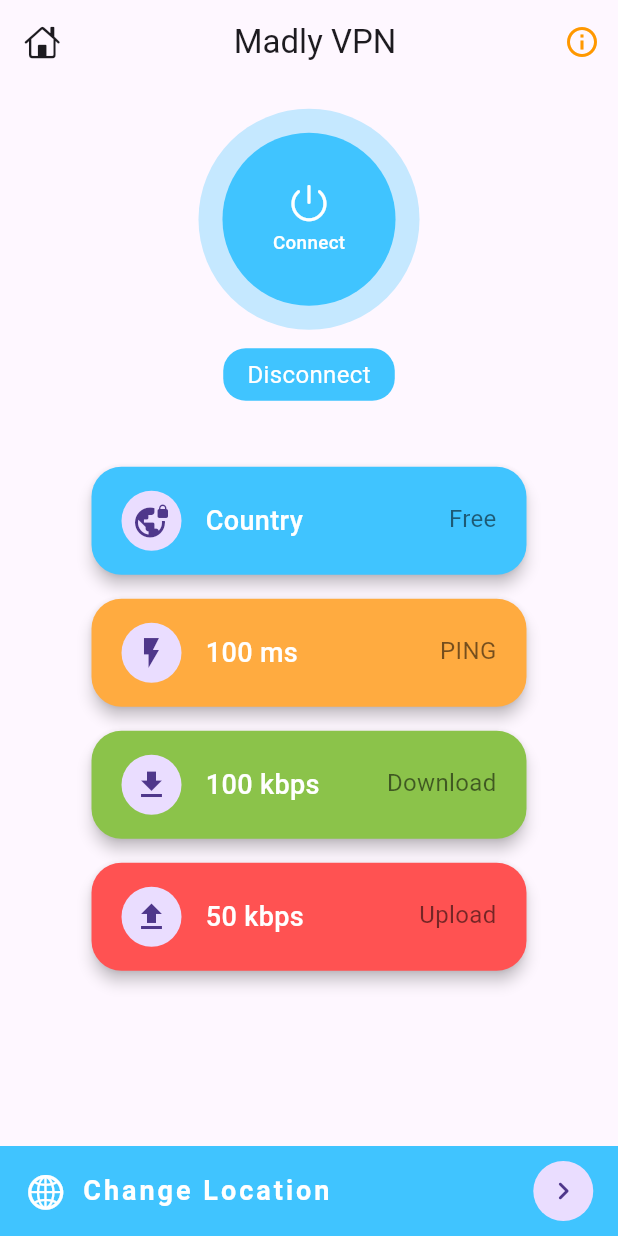
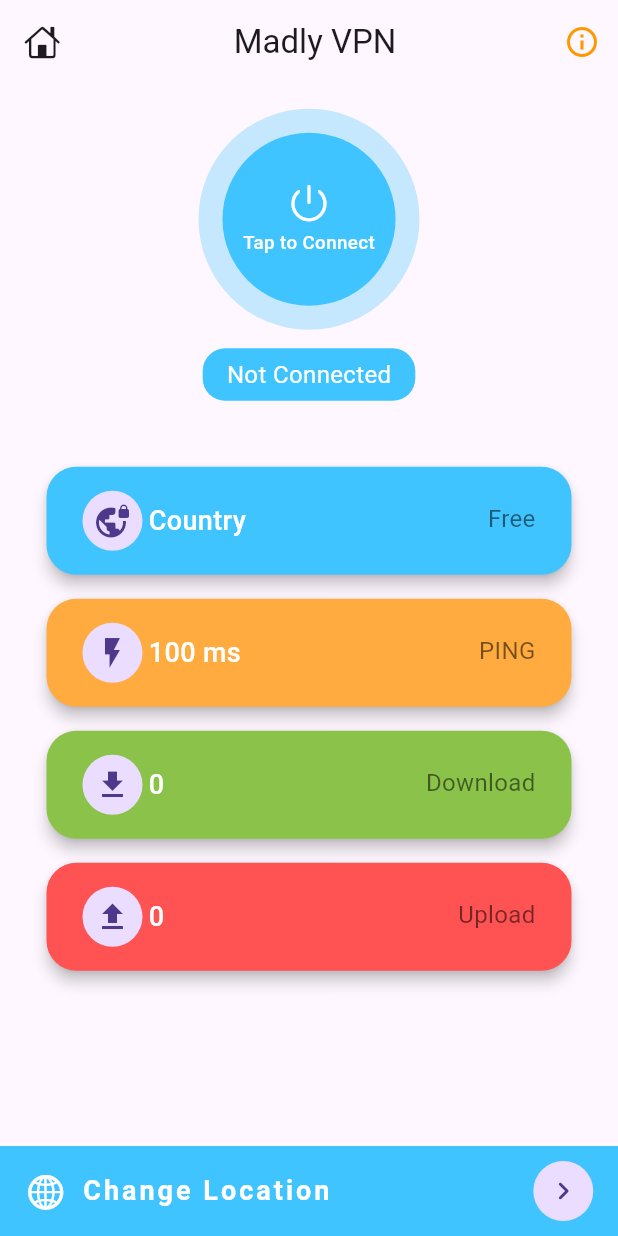
Before and after one commit to Athars904/vpn_project, a Flutter app: the screen it shows after launch, on a phone screen of 412 x 824 dp. Run offline on Flutter 3.47's test engine with Material 3 defaults, Android fonts, the phone set to English and light mode, and no system bars; our stand-ins replace csv, get, lottie; statements that could not run were skipped.

Commit message:
Made cards and added functionality of getting data such as Server speed, sessions etc from API.

```diff
--- /dev/null
+++ b/lib/controllers/home_controller.dart
@@ -0,0 +1,30 @@
+import 'package:get/get.dart';
+import 'package:vpn_basic_project/services/vpn_engine.dart';
+import 'package:flutter/material.dart';
+class HomeController extends GetxController{
+RxString vpnState = VpnEngine.vpnDisconnected.obs;
+Color get getButtonColor{
+  switch(vpnState.value)
+      {
+    case VpnEngine.vpnDisconnected:
+      return Colors.lightBlueAccent;
+    case VpnEngine.vpnConnected:
+      return Colors.lightGreen;
+    default:
+      return Colors.orangeAccent;
+  }
+}
+
+String get getButtonText{
+  switch(vpnState.value)
+      {
+    case VpnEngine.vpnDisconnected:
+      return 'Tap to Connect';
+    case VpnEngine.vpnConnected:
+      return 'Connected';
+    default:
+      return 'Connecting';
+  }
+}
+
+}
--- a/lib/screens/home_screen.dart
+++ b/lib/screens/home_screen.dart
@@ -4,6 +4,9 @@ import 'package:flutter/material.dart';
 import 'package:flutter/scheduler.dart';
 import 'package:flutter/services.dart' show rootBundle;
 import 'package:flutter/widgets.dart';
+import 'package:get/get.dart';
+import 'package:vpn_basic_project/controllers/home_controller.dart';
+import 'package:vpn_basic_project/screens/location_screen.dart';
 import 'package:vpn_basic_project/widgets/home_card.dart';
 import '../models/vpn_config.dart';
 import '../models/vpn_status.dart';
@@ -15,7 +18,7 @@ class HomeScreen extends StatefulWidget {
 }
 
 class _HomeScreenState extends State<HomeScreen> {
-  String _vpnState = VpnEngine.vpnDisconnected;
+  final _controller = HomeController();
   List<VpnConfig> _listVpn = [];
   VpnConfig? _selectedVpn;
   late Size mq;
@@ -26,10 +29,16 @@ class _HomeScreenState extends State<HomeScreen> {
 
     ///Add listener to update vpn state
     VpnEngine.vpnStageSnapshot().listen((event) {
-      setState(() => _vpnState = event);
+      _controller.vpnState.value = event;
     });
 
     initVpn();
+  }
+
+  @override
+  void dispose() {
+    _controller.dispose();
+    super.dispose();
   }
 
   void initVpn() async {
@@ -46,26 +55,8 @@ class _HomeScreenState extends State<HomeScreen> {
         username: 'vpn',
         password: 'vpn'));
 
-    _listVpn.add(VpnConfig(
-        config: await rootBundle.loadString('assets/vpn/vpngate_vpn819385107.opengw.net_udp_1729.ovpn'),
-        country: 'United States	',
-        username: 'vpn',
-        password: 'vpn'));
-
-    _listVpn.add(VpnConfig(
-        config: await rootBundle.loadString('assets/vpn/canada.ovpn'),
-        country: 'Canada',
-        username: 'vpn',
-        password: 'vpn'));
-
-    _listVpn.add(VpnConfig(
-        config: await rootBundle.loadString('assets/vpn/taiwan.ovpn'),
-        country: 'Taiwan',
-        username: 'vpn',
-        password: 'vpn'));
-
-    SchedulerBinding.instance.addPostFrameCallback(
-            (t) => setState(() => _selectedVpn = _listVpn.first));
+    SchedulerBinding.instance
+        .addPostFrameCallback((t) => setState(() => _selectedVpn = _listVpn.first));
   }
 
   @override
@@ -85,30 +76,55 @@ class _HomeScreenState extends State<HomeScreen> {
           ],
         ),
         bottomNavigationBar: _changeLocation(),
-
-        body: Column(
-            mainAxisSize: MainAxisSize.min,
-
-            children: [
+        body: Column(mainAxisSize: MainAxisSize.min, children: [
           SizedBox(
-                height: mq.height*.02,
+            height: mq.height * .02,
             width: double.maxFinite,
           ),
-              _vpnButton(),
-              SizedBox(height: 40,),
-              HomeCard(title: 'Country', subtitle: 'Free', icon: CircleAvatar(child: Icon(Icons.vpn_lock_outlined)),colours: Colors.lightBlueAccent,),
-              SizedBox(height: 8,),
-              HomeCard(title: '100 ms', subtitle: 'PING', icon: CircleAvatar(
-                child: Icon(Icons.flash_on),
-              ),colours: Colors.orangeAccent,),
-              SizedBox(height: 8,),
-              HomeCard(title: '100 kbps', subtitle: 'Download', icon: CircleAvatar(
-                child: Icon(Icons.download),
-              ),colours: Colors.lightGreen,),
-              SizedBox(height: 8,),
-              HomeCard(title: '50 kbps', subtitle: 'Upload', icon: CircleAvatar(
-                child: Icon(Icons.upload),
-              ),colours: Colors.redAccent,),
+          Obx(() => _vpnButton()),
+          SizedBox(
+            height: 40,
+          ),
+          HomeCard(
+            title: 'Country',
+            subtitle: 'Free',
+            icon: CircleAvatar(child: Icon(Icons.vpn_lock_outlined)),
+            colours: Colors.lightBlueAccent,
+          ),
+          SizedBox(height: 8),
+          HomeCard(
+            title: '100 ms',
+            subtitle: 'PING',
+            icon: CircleAvatar(child: Icon(Icons.flash_on)),
+            colours: Colors.orangeAccent,
+          ),
+          SizedBox(height: 8),
+          StreamBuilder<VpnStatus>(
+            initialData: VpnStatus(),
+            stream: VpnEngine.vpnStatusSnapshot().map<VpnStatus>((snapshot) => snapshot!),
+            builder: (context, snapshot) {
+              final data = snapshot.data;
+              final downloadSpeed = data?.byteIn ?? 0;
+              final uploadSpeed = data?.byteOut ?? 0;
+              return Column(
+                children: [
+                  HomeCard(
+                    title: '$downloadSpeed',
+                    subtitle: 'Download',
+                    icon: CircleAvatar(child: Icon(Icons.download)),
+                    colours: Colors.lightGreen,
+                  ),
+                  SizedBox(height: 8),
+                  HomeCard(
+                    title: '$uploadSpeed',
+                    subtitle: 'Upload',
+                    icon: CircleAvatar(child: Icon(Icons.upload)),
+                    colours: Colors.redAccent,
+                  ),
+                ],
+              );
+            },
+          ),
         ]),
       ),
     );
@@ -118,7 +134,7 @@ class _HomeScreenState extends State<HomeScreen> {
     ///Stop right here if user not select a vpn
     if (_selectedVpn == null) return;
 
-    if (_vpnState == VpnEngine.vpnDisconnected) {
+    if (_controller.vpnState.value == VpnEngine.vpnDisconnected) {
       ///Start if stage is disconnected
       VpnEngine.startVpn(_selectedVpn!);
     } else {
@@ -126,28 +142,45 @@ class _HomeScreenState extends State<HomeScreen> {
       VpnEngine.stopVpn();
     }
   }
-  Widget _vpnButton()=> Column(
+
+  Widget _vpnButton() => Column(
     children: [
       Semantics(
         button: true,
         child: InkWell(
           borderRadius: BorderRadius.circular(100),
-          onTap: ()
-          {},
+          onTap: () {
+            _connectClick();
+          },
           child: Container(
             padding: EdgeInsets.all(16.0),
-            decoration: BoxDecoration(shape: BoxShape.circle,color: Colors.lightBlueAccent.withOpacity(.3),),
+            decoration: BoxDecoration(
+              shape: BoxShape.circle,
+              color: _controller.getButtonColor.withOpacity(.3),
+            ),
             child: Container(
               width: mq.height * .14,
-              height: mq.height* .14,
-              decoration: BoxDecoration(shape: BoxShape.circle,color: Colors.lightBlueAccent,),
+              height: mq.height * .14,
+              decoration: BoxDecoration(
+                shape: BoxShape.circle,
+                color: _controller.getButtonColor,
+              ),
               child: Column(
                 mainAxisAlignment: MainAxisAlignment.center,
                 children: [
-                  Icon(CupertinoIcons.power,size: 28,color: Colors.white,),
-                  SizedBox(height: 4,),
-                  Text('Connect',style:
-                  TextStyle(fontSize: 12.5,color: Colors.white,fontWeight: FontWeight.w500),)
+                  Icon(
+                    CupertinoIcons.power,
+                    size: 28,
+                    color: Colors.white,
+                  ),
+                  SizedBox(height: 4),
+                  Text(
+                    _controller.getButtonText,
+                    style: TextStyle(
+                        fontSize: 12.5,
+                        color: Colors.white,
+                        fontWeight: FontWeight.w500),
+                  )
                 ],
               ),
             ),
@@ -155,44 +188,59 @@ class _HomeScreenState extends State<HomeScreen> {
         ),
       ),
       Container(
-        margin: EdgeInsets.only(top: mq.height*.015),
-        padding: EdgeInsets.symmetric(vertical: 6.0,horizontal: 16.0),
+        margin: EdgeInsets.only(top: mq.height * .015),
+        padding: EdgeInsets.symmetric(vertical: 6.0, horizontal: 16.0),
         decoration: BoxDecoration(
           color: Colors.lightBlueAccent,
           borderRadius: BorderRadius.circular(15),
         ),
-        child: Text('Disconnect',
-          style: TextStyle(fontSize: 16,color: Colors.white),),
+        child: Text(
+          _controller.vpnState.value == VpnEngine.vpnDisconnected
+              ? 'Not Connected'
+              : _controller.vpnState.replaceAll('_', ' ').toUpperCase(),
+          style: TextStyle(fontSize: 16, color: Colors.white),
+        ),
       )
     ],
   );
-  Widget _changeLocation()=>Container(
+
+  Widget _changeLocation() => Semantics(
+    button: true,
+    child: InkWell(
+      onTap: () {
+        Get.to(LocationScreen());
+      },
+      child: Container(
         height: 60,
         color: Colors.lightBlueAccent,
-    padding: EdgeInsets.symmetric(horizontal: mq.width*.04),
+        padding: EdgeInsets.symmetric(horizontal: mq.width * .04),
         child: Row(
           children: [
-        Icon(CupertinoIcons.globe,size: 28,color: Colors.white,),
-        SizedBox(width: 10,),
-        Text('Change Location',
+            Icon(
+              CupertinoIcons.globe,
+              size: 28,
+              color: Colors.white,
+            ),
+            SizedBox(width: 10),
+            Text(
+              'Change Location',
               style: TextStyle(
                   fontSize: 18.0,
                   color: Colors.white,
                   fontWeight: FontWeight.bold,
-          letterSpacing: 2.0
-        ),),
+                  letterSpacing: 2.0),
+            ),
             Spacer(),
-        GestureDetector(
-          child: CircleAvatar(
+            CircleAvatar(
               child: Icon(Icons.navigate_next_rounded),
+            )
+          ],
         ),
-        )
-
-
-      ],
+      ),
     ),
   );
 }
+
 
 // Center(
 // child: TextButton(
@@ -208,13 +256,6 @@ class _HomeScreenState extends State<HomeScreen> {
 // ),
 // onPressed: _connectClick,
 // ),
-// ),
-// StreamBuilder<VpnStatus?>(
-// initialData: VpnStatus(),
-// stream: VpnEngine.vpnStatusSnapshot(),
-// builder: (context, snapshot) => Text(
-// "${snapshot.data?.byteIn ?? ""}, ${snapshot.data?.byteOut ?? ""}",
-// textAlign: TextAlign.center),
 // ),
 //
 // //sample vpn list
--- a/lib/widgets/home_card.dart
+++ b/lib/widgets/home_card.dart
@@ -5,12 +5,13 @@ class HomeCard extends StatelessWidget {
   final String subtitle;
   final Widget icon;
   final Color colours;
+
   const HomeCard({
     Key? key,
     required this.title,
     required this.subtitle,
     required this.icon,
-    required this.colours
+    required this.colours,
   }) : super(key: key);
 
   @override
@@ -22,13 +23,13 @@ class HomeCard extends StatelessWidget {
       ),
       elevation: 4, // Add elevation for shadow effect
       child: Container(
-        padding: EdgeInsets.symmetric(vertical: 16.0, horizontal: 20.0),
-        width: 290.0, // Adjust width as needed
+        padding: EdgeInsets.symmetric(vertical: 16.0, horizontal: 24.0), // Adjust horizontal padding
+        width: 350.0, // Adjust width as needed
         child: Row(
           children: [
             // Icon
             icon,
-            SizedBox(width: 16.0), // Add some space between icon and text
+            SizedBox(width: 4.0), // Add some space between icon and text
             Expanded(
               child: Row(
                 crossAxisAlignment: CrossAxisAlignment.start,
@@ -37,9 +38,9 @@ class HomeCard extends StatelessWidget {
                   Text(
                     title,
                     style: TextStyle(
-                        fontWeight: FontWeight.w500,
-                        fontSize: 18.0,
-                        color: Colors.white
+                      fontWeight: FontWeight.w500,
+                      fontSize: 18.0,
+                      color: Colors.white,
                     ),
                     maxLines: 1, // Limit the number of lines to 1
                     overflow: TextOverflow.ellipsis, // Handle overflow by ellipsis
```
Also changed, not shown: lib/APIS/apis.dart (added, +30 -0 lines), lib/controllers/location_controller.dart (added, +13 -0 lines), lib/models/vpn.dart (added, +45 -0 lines), lib/screens/location_screen.dart (added, +73 -0 lines), lib/widgets/vpncard.dart (added, +75 -0 lines), pubspec.yaml (+7 -6 lines), pubspec.lock. Lines whose indentation alone changed are shown as unchanged.
